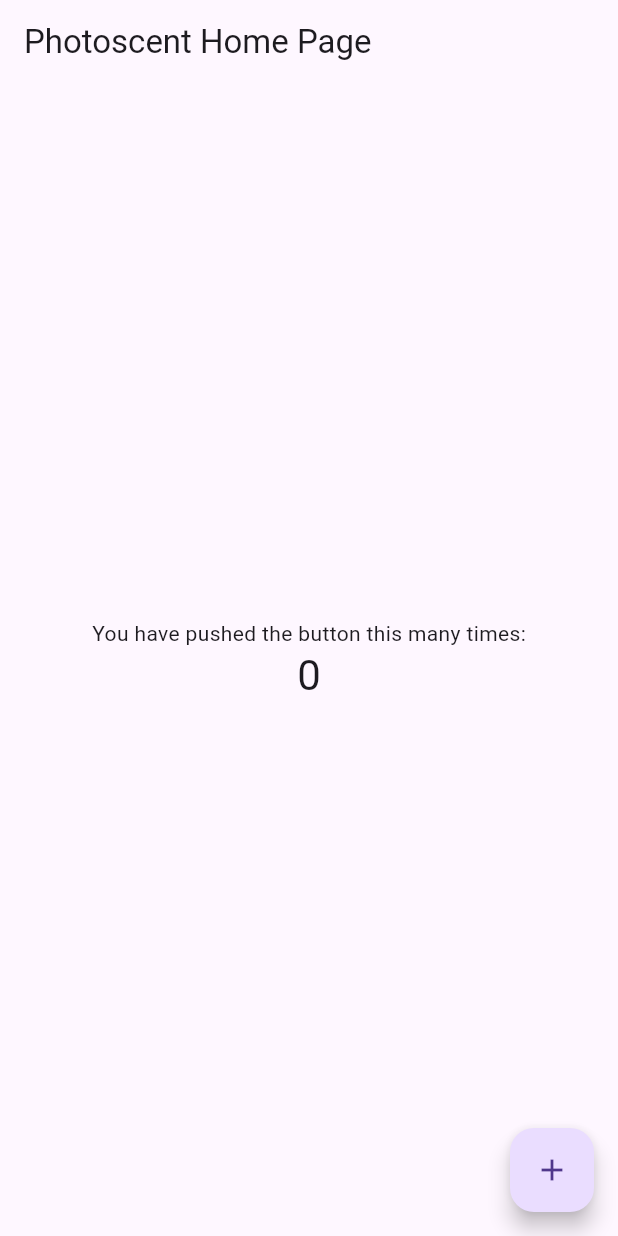
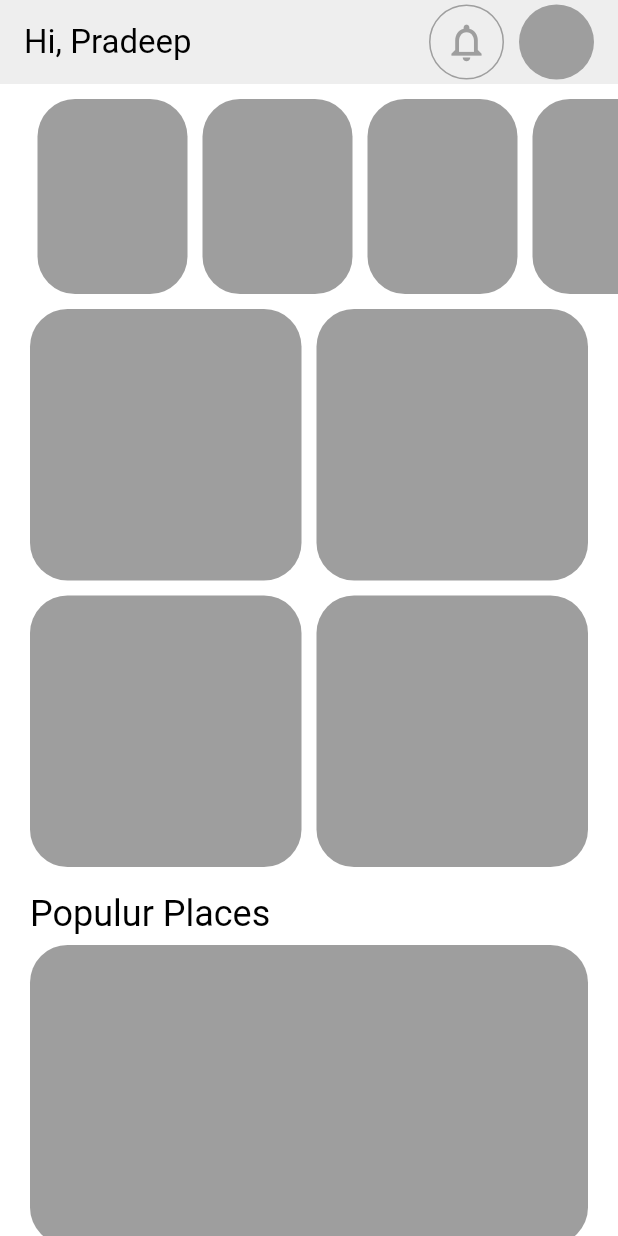
Before and after one commit to pradeep-orchu/photoscent, a Flutter app: the screen it shows after launch, on a phone screen of 412 x 824 dp. Run offline on Flutter 3.47's test engine with Material 2 defaults, Android fonts, the phone set to English and light mode, and no system bars; our stand-ins replace firebase_core; accounts and stored records are empty.

Commit message:
home home_screen starting

```diff
--- a/lib/main.dart
+++ b/lib/main.dart
@@ -1,5 +1,6 @@
 import 'package:firebase_core/firebase_core.dart';
 import 'package:flutter/material.dart';
+import 'package:photoscent/screens/home_screen.dart';
 
 import 'firebase_options.dart';
 
@@ -21,9 +22,9 @@ class MyApp extends StatelessWidget {
       debugShowCheckedModeBanner: false,
       title: 'Photoscent',
       theme: ThemeData(
-        useMaterial3: true,
-      ),
-      home: const MyHomePage(title: 'Photoscent Home Page'),
+          useMaterial3: true,
+          colorScheme: ColorScheme.fromSwatch(primarySwatch: Colors.grey)),
+      home: Scaffold(body: HomeScreen()),
     );
   }
 }
--- /dev/null
+++ b/lib/screens/home_screen.dart
@@ -0,0 +1,124 @@
+import 'dart:math';
+
+import 'package:flutter/material.dart';
+import 'package:flutter/src/widgets/framework.dart';
+import 'package:flutter/src/widgets/placeholder.dart';
+
+class HomeScreen extends StatefulWidget {
+  const HomeScreen({super.key});
+
+  @override
+  State<HomeScreen> createState() => _HomeScreenState();
+}
+
+class _HomeScreenState extends State<HomeScreen> {
+  @override
+  Widget build(BuildContext context) {
+    return CustomScrollView(slivers: [
+      SliverAppBar(
+        backgroundColor: Theme.of(context).colorScheme.background,
+        title: Row(
+          mainAxisAlignment: MainAxisAlignment.spaceBetween,
+          children: [
+            Text('Hi, Pradeep'),
+            Row(
+              children: [
+                Container(
+                  height: 50,
+                  width: 50,
+                  decoration: BoxDecoration(
+                    border: Border.all(
+                        color: Theme.of(context).colorScheme.secondary),
+                    borderRadius: BorderRadius.circular(90),
+                  ),
+                  child: Icon(
+                    Icons.notifications_outlined,
+                    color: Theme.of(context).colorScheme.secondary,
+                    size: 30,
+                  ),
+                ),
+                SizedBox(
+                  width: 10,
+                ),
+                CircleAvatar(
+                  radius: 25,
+                ),
+              ],
+            )
+          ],
+        ),
+        pinned: true,
+      ),
+      SliverToBoxAdapter(
+        child: Container(
+          margin: EdgeInsets.only(left: 20),
+          height: 150,
+          child: ListView.builder(
+            scrollDirection: Axis.horizontal,
+            itemBuilder: (BuildContext context, int index) {
+              return Container(
+                margin: EdgeInsets.symmetric(horizontal: 5, vertical: 10),
+                decoration: BoxDecoration(
+                    borderRadius: BorderRadius.circular(25),
+                    color: Theme.of(context).colorScheme.primaryContainer),
+                height: 150,
+                width: 100,
+              );
+            },
+            itemCount: 6,
+          ),
+        ),
+      ),
+      SliverPadding(
+          padding: EdgeInsets.only(left: 20, right: 20, bottom: 15),
+          sliver: SliverGrid.count(
+            crossAxisCount: 2,
+            crossAxisSpacing: 10,
+            mainAxisSpacing: 10,
+            children: [
+              Container(
+                decoration: BoxDecoration(
+                    borderRadius: BorderRadius.circular(25),
+                    color: Theme.of(context).colorScheme.primaryContainer),
+                height: 200,
+              ),
+              Container(
+                decoration: BoxDecoration(
+                    borderRadius: BorderRadius.circular(25),
+                    color: Theme.of(context).colorScheme.primaryContainer),
+                height: 200,
+              ),
+              Container(
+                decoration: BoxDecoration(
+                    borderRadius: BorderRadius.circular(25),
+                    color: Theme.of(context).colorScheme.primaryContainer),
+                height: 200,
+              ),
+              Container(
+                decoration: BoxDecoration(
+                    borderRadius: BorderRadius.circular(25),
+                    color: Theme.of(context).colorScheme.primaryContainer),
+                height: 200,
+              ),
+            ],
+          )),
+      SliverToBoxAdapter(
+        child: Container(
+          padding: EdgeInsets.symmetric(horizontal: 20),
+          child: Text('Populur Places',
+              style: Theme.of(context).textTheme.headlineSmall),
+        ),
+      ),
+      SliverList(
+          delegate: SliverChildBuilderDelegate((context, index) {
+        return Container(
+          margin: EdgeInsets.symmetric(vertical: 5, horizontal: 20),
+          decoration: BoxDecoration(
+              borderRadius: BorderRadius.circular(25),
+              color: Theme.of(context).colorScheme.primaryContainer),
+          height: 200,
+        );
+      }, childCount: 10)),
+    ]);
+  }
+}
```
